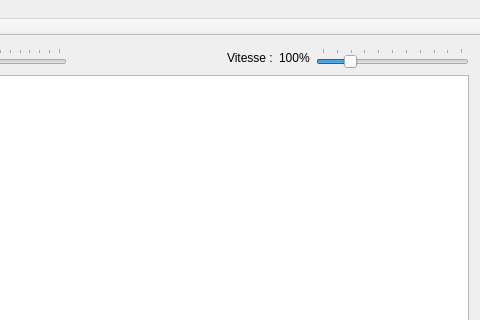
Qt form rsase/SGBag/ui/fenetreprincipale.ui (padenot/usdp) before a commit; both pictures show x 666 to 1146 and y 0 to 320 of the 1146 by 672 pixel window.
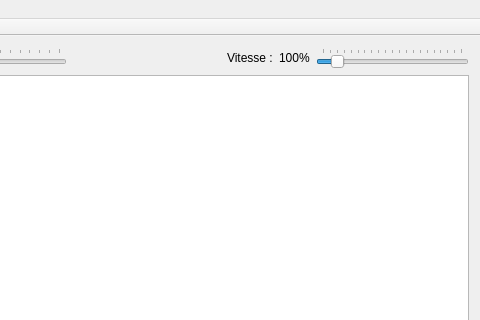
The same form after that commit. Icons and pictures are not drawn.

```diff
--- a/rsase/SGBag/ui/fenetreprincipale.ui
+++ b/rsase/SGBag/ui/fenetreprincipale.ui
@@ -119,7 +119,7 @@
            <number>1</number>
           </property>
           <property name="maximum">
-           <number>500</number>
+           <number>1000</number>
           </property>
           <property name="pageStep">
            <number>50</number>
```
Left out of the diff: 2 changed lines with no effect on the pictures.
